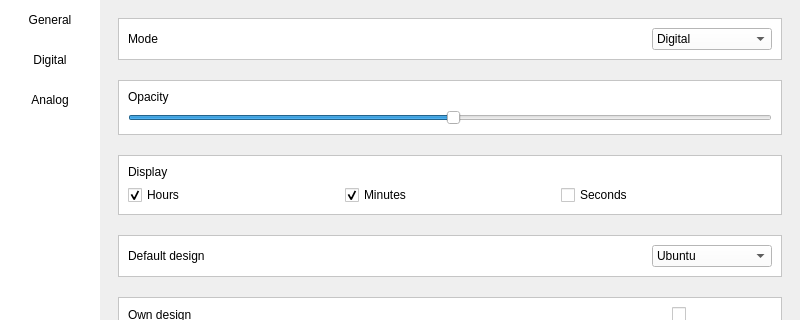
Before: the Qt Designer form ITU_clock/settingwindow.ui in Kathelas007/ITU, drawn with Qt 5; both pictures show x 0 to 800 and y 0 to 320 of the 800 by 569 pixel window.
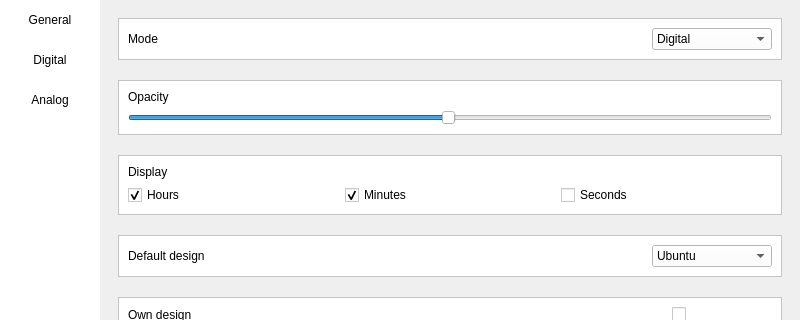
After: the same form once the commit is applied. The open tabs and pages were chosen to show the change.

```diff
--- a/ITU_clock/settingwindow.ui
+++ b/ITU_clock/settingwindow.ui
@@ -282,8 +282,11 @@
               </item>
               <item>
                <widget class="QSlider" name="opacity_slider">
+                <property name="maximum">
+                 <number>255</number>
+                </property>
                 <property name="value">
-                 <number>50</number>
+                 <number>127</number>
                 </property>
                 <property name="orientation">
                  <enum>Qt::Horizontal</enum>
```
Left out of the diff: 2 changed lines with no effect on the pictures.
